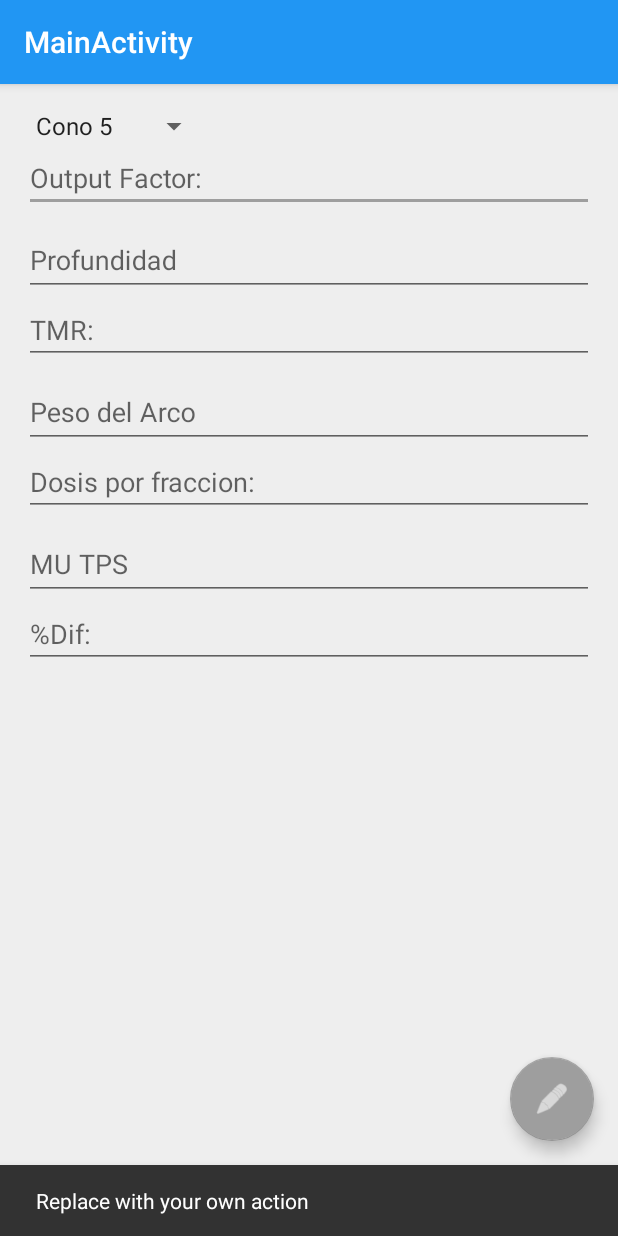
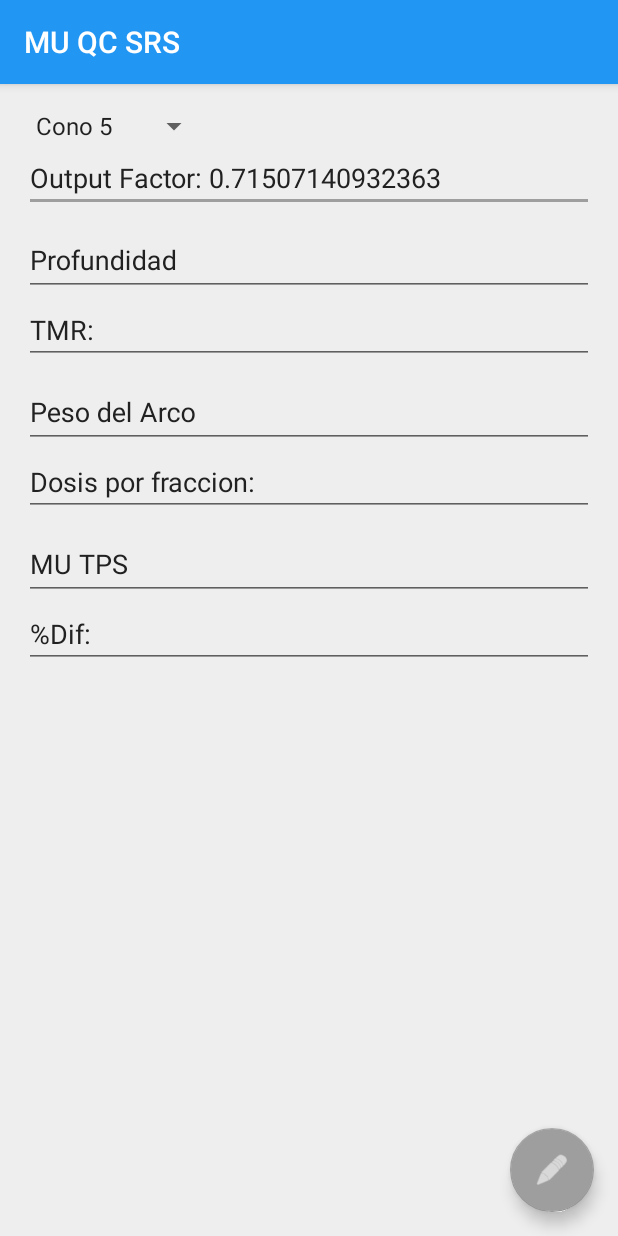
Before and after one commit to ByCoa/MUQCSRS, an Android app: the screen it shows after launch (SecondActivity), after a tap on an icon or button, on a phone screen of 412 x 824 dp. Run offline under Robolectric (Android 15) with nearby library versions, the phone set to English and light mode, and no system bars.

Commit message:
Second commit

```diff
--- a/app/src/main/AndroidManifest.xml
+++ b/app/src/main/AndroidManifest.xml
@@ -14,7 +14,6 @@
             android:theme="@style/AppTheme.NoActionBar"></activity>
         <activity
             android:name="com.example.elviscoa.muqrsrs.Activity.SecondActivity"
-            android:label="@string/title_activity_main"
             android:theme="@style/AppTheme.NoActionBar">
             <intent-filter>
                 <action android:name="android.intent.action.MAIN" />
--- a/app/src/main/java/com/example/elviscoa/muqrsrs/Activity/SecondActivity.java
+++ b/app/src/main/java/com/example/elviscoa/muqrsrs/Activity/SecondActivity.java
@@ -1,18 +1,58 @@
 package com.example.elviscoa.muqrsrs.Activity;
 
+import android.content.Context;
+import android.content.Intent;
 import android.os.Bundle;
 import android.support.design.widget.FloatingActionButton;
 import android.support.design.widget.Snackbar;
 import android.support.v7.app.AppCompatActivity;
 import android.support.v7.widget.Toolbar;
+import android.text.Editable;
+import android.text.TextWatcher;
+import android.util.Log;
 import android.view.View;
+import android.widget.AdapterView;
+import android.widget.EditText;
+import android.widget.Spinner;
 
+import com.example.elviscoa.muqrsrs.Class.OutputFactor;
+import com.example.elviscoa.muqrsrs.Class.Six_X_Trilogy;
+import com.example.elviscoa.muqrsrs.Class.TMR;
+import com.example.elviscoa.muqrsrs.Class.Util;
 import com.example.elviscoa.muqrsrs.R;
 
 /**
  * Created by soluciones on 7/5/2016.
  */
 public class SecondActivity extends AppCompatActivity {
+    //Constants
+    private static final Integer DOSIS_PRESCRITA=2000;
+    private static final Double NORMALIZACION=1.0;
+    private static final Double PESO_MAXIMO_DOSIS=5.052;
+    //UI
+    private Spinner  cono;
+    private EditText output_factor;
+    private EditText profundidad;
+    private EditText tmr;
+    private EditText peso_arco;
+    private EditText dosis_fraccion;
+    private EditText mu_tps;
+    private EditText per_dif;
+    //Variables
+    private String cono_value;
+    private String output_factor_value;
+    private String profundidad_value;
+    private String tmr_value;
+    private String peso_arco_value;
+    private String dosis_fraccion_value;
+    private String mu_tps_value;
+    private String per_dif_value;
+    private Integer cono_index;
+    private Integer profundidad_index;
+    //Class
+    private Six_X_Trilogy six_x_trilogy_class;
+    private OutputFactor outputFactor_class;
+    private TMR tmr_class;
 
     @Override
     protected void onCreate(Bundle savedInstanceState) {
@@ -20,15 +60,88 @@ public class SecondActivity extends AppCompatActivity {
         setContentView(R.layout.second);
         Toolbar toolbar = (Toolbar) findViewById(R.id.toolbar);
         setSupportActionBar(toolbar);
+        cono=(Spinner) findViewById(R.id.cono);
+        cono_value="Cono 5";
+        output_factor=(EditText) findViewById(R.id.input_output_factor);
+        profundidad=(EditText) findViewById(R.id.input_profundidad);
+        tmr=(EditText) findViewById(R.id.input_tmr);
+        peso_arco=(EditText) findViewById(R.id.input_peso_arco);
+        dosis_fraccion=(EditText) findViewById(R.id.input_dosis_fraccion);
+        mu_tps=(EditText) findViewById(R.id.input_mu_tps);
+        per_dif=(EditText) findViewById(R.id.input_percentage_dif);
+        six_x_trilogy_class= new Six_X_Trilogy(SecondActivity.this,DOSIS_PRESCRITA,NORMALIZACION,PESO_MAXIMO_DOSIS);
+
+        cono.setOnItemSelectedListener(new AdapterView.OnItemSelectedListener() {
+            @Override
+            public void onItemSelected(AdapterView<?> parentView, View selectedItemView, int position, long id) {
+                cono_value=cono.getSelectedItem().toString();
+                setOutput_factor_text_value(SecondActivity.this,cono_value);
+            }
+
+            @Override
+            public void onNothingSelected(AdapterView<?> parentView) {
+                return;
+            }
+
+        });
+
+        profundidad.addTextChangedListener(new TextWatcher() {
+
+            public void afterTextChanged(Editable s) {
+
+            }
+
+            public void beforeTextChanged(CharSequence s, int start, int count, int after) {}
+
+            public void onTextChanged(CharSequence s, int start, int before, int count) {
+                profundidad_value=profundidad.getText().toString();
+                setTMR_text_value(SecondActivity.this,cono_value,profundidad_value);
+            }
+        });
+
+
+        peso_arco.addTextChangedListener(new TextWatcher() {
+
+            public void afterTextChanged(Editable s) {
+
+            }
+
+            public void beforeTextChanged(CharSequence s, int start, int count, int after) {}
+
+            public void onTextChanged(CharSequence s, int start, int before, int count) {
+                peso_arco_value=peso_arco.getText().toString();
+                setDosis_fraccion_text_value(peso_arco_value);
+            }
+        });
+
 
         FloatingActionButton fab = (FloatingActionButton) findViewById(R.id.fab);
         fab.setOnClickListener(new View.OnClickListener() {
             @Override
             public void onClick(View view) {
-                Snackbar.make(view, "Replace with your own action", Snackbar.LENGTH_LONG)
-                        .setAction("Action", null).show();
+
             }
         });
     }
 
+    public void setDosis_fraccion_text_value(String peso_arco_value){
+        Log.i("format", peso_arco_value);
+        six_x_trilogy_class.setPeso_del_arco(Double.parseDouble(peso_arco_value));
+        dosis_fraccion.setText(String.valueOf(new Util().roundThreeDecimals(six_x_trilogy_class.getDosisXFraccion())));
+
+    }
+    public void setTMR_text_value (Context context,String cono,String profundidad){
+        if (!cono.equals("") && !profundidad.equals("")){
+            tmr_class=new TMR(context);
+            tmr.setText("TMR: "+ String.valueOf(new Util().roundThreeDecimals(tmr_class.getTMR(outputFactor_class.getCono_index(),Double.parseDouble(profundidad)))));
+            six_x_trilogy_class.setTmr(tmr_class);
+        }
+    }
+
+    public void setOutput_factor_text_value (Context context,String cono){
+        outputFactor_class= new OutputFactor(context);
+        output_factor.setText("Output Factor: "+String.valueOf(outputFactor_class.getOutputFactor(Integer.parseInt(new Util().splitCono(cono)))));
+        six_x_trilogy_class.setOutputfactor(outputFactor_class);
+    }
+
 }
--- a/app/src/main/java/com/example/elviscoa/muqrsrs/Class/CSV.java
+++ b/app/src/main/java/com/example/elviscoa/muqrsrs/Class/CSV.java
@@ -15,7 +15,7 @@ import java.util.Arrays;
 
 public class CSV {
 
-    private static final String CVS_SPLIT_BY=",";
+    private static final String CVS_SPLIT_BY="\",\"";
     public ArrayList<ArrayList<String>>  readTMRCVS(Context context,InputStream inputStream) {
         BufferedReader reader = new BufferedReader(new InputStreamReader(inputStream));
         ArrayList<ArrayList<String>> csvContentMatrix = new ArrayList<ArrayList<String>>();
--- a/app/src/main/java/com/example/elviscoa/muqrsrs/Class/Six_X_Trilogy.java
+++ b/app/src/main/java/com/example/elviscoa/muqrsrs/Class/Six_X_Trilogy.java
@@ -25,6 +25,14 @@ public class Six_X_Trilogy {
         this.profundidad = profundidad;
         this.peso_del_arco = peso_del_arco;
         this.mu_tps = mu_tps;
+        this.dosis_prescrita = dosis_prescrita;
+        this.normalizacion = normalizacion;
+        this.peso_maximo_dosis = peso_maximo_dosis;
+        this.outputfactor = new OutputFactor(context);
+        this.tmr = new TMR(context);
+    }
+
+    public Six_X_Trilogy(Context context, Integer dosis_prescrita, Double normalizacion, Double peso_maximo_dosis){
         this.dosis_prescrita = dosis_prescrita;
         this.normalizacion = normalizacion;
         this.peso_maximo_dosis = peso_maximo_dosis;
@@ -68,6 +76,14 @@ public class Six_X_Trilogy {
         this.mu_tps = MU_TPS;
     }
 
+    public void setOutputfactor (OutputFactor outputfactor){
+        this.outputfactor=outputfactor;
+    }
+
+    public void setTmr (TMR tmr){
+        this.tmr=tmr;
+    }
+
     public Double getOutputfactor (){
         return outputfactor.getOutputFactor(cono);
     }
--- /dev/null
+++ b/app/src/main/java/com/example/elviscoa/muqrsrs/Class/Util.java
@@ -0,0 +1,22 @@
+package com.example.elviscoa.muqrsrs.Class;
+
+import java.text.DecimalFormat;
+
+/**
+ * Created by elvis on 05/07/16.
+ */
+public class Util {
+    private static final String CONO_SEPARATOR=" ";
+
+    public String splitCono (String cono){
+        String[] result=cono.split(CONO_SEPARATOR);
+        return result[1];
+    }
+    public Double roundThreeDecimals(Double d)
+    {
+        String x=String.valueOf(d);
+        x.replace(",",".");
+        DecimalFormat threeDForm = new DecimalFormat("#.###");
+        return Double.valueOf(threeDForm.format(Double.parseDouble(x)));
+    }
+}
--- a/app/src/main/res/layout/content_main.xml
+++ b/app/src/main/res/layout/content_main.xml
@@ -34,6 +34,7 @@
             android:id="@+id/input_dosis_prescrita"
             android:layout_width="match_parent"
             android:layout_height="wrap_content"
+            android:imeOptions="actionDone"
             android:hint="@string/dosis_prescrita" />
 
     </android.support.design.widget.TextInputLayout>
@@ -42,12 +43,14 @@
         android:id="@+id/input_layout_normalizacion"
         android:layout_width="match_parent"
         android:layout_height="wrap_content"
+        android:imeOptions="actionDone"
         android:layout_below="@id/input_layout_dosis_prescrita">
 
         <EditText
             android:id="@+id/input_nomalizacion"
             android:layout_width="match_parent"
             android:layout_height="wrap_content"
+            android:imeOptions="actionDone"
             android:hint="@string/normalizacion" />
 
     </android.support.design.widget.TextInputLayout>
@@ -56,12 +59,15 @@
         android:id="@+id/input_layout_peso_maximo_dosis"
         android:layout_width="match_parent"
         android:layout_height="wrap_content"
+        android:imeOptions="actionDone"
         android:layout_below="@id/input_layout_normalizacion">
 
         <EditText
             android:id="@+id/input_peso_maximo_dosis"
             android:layout_width="match_parent"
             android:layout_height="wrap_content"
+            android:imeOptions="actionDone"
+            android:inputType="numberDecimal"
             android:hint="@string/peso_maximo_dosis" />
 
     </android.support.design.widget.TextInputLayout>
--- a/app/src/main/res/layout/second_content.xml
+++ b/app/src/main/res/layout/second_content.xml
@@ -21,12 +21,14 @@
         android:spinnerMode="dialog" />
 
     <EditText
-        android:id="@+id/label_output_factor"
+        android:id="@+id/input_output_factor"
         android:layout_width="match_parent"
         android:layout_height="wrap_content"
-        android:hint="Output Factor: "
+        android:textColor="@color/primary_text"
+        android:text="Output Factor: "
         android:editable="false"
         android:layout_below="@+id/cono"
+        android:imeOptions="actionDone"
         android:layout_alignParentRight="true"
         android:layout_alignParentEnd="false" />
 
@@ -34,7 +36,10 @@
         android:id="@+id/input_layout_profundidad"
         android:layout_width="match_parent"
         android:layout_height="wrap_content"
-        android:layout_below="@+id/label_output_factor"
+        android:layout_below="@+id/input_output_factor"
+        android:textColor="@color/primary_text"
+        android:textColorHint="@color/primary_text"
+        android:imeOptions="actionDone"
         android:layout_alignParentLeft="true"
         android:layout_alignParentStart="true">
 
@@ -42,15 +47,20 @@
             android:id="@+id/input_profundidad"
             android:layout_width="match_parent"
             android:layout_height="wrap_content"
+            android:textColor="@color/primary_text"
+            android:imeOptions="actionDone"
+            android:inputType="number"
+            android:textColorHint="@color/primary_text"
             android:hint="@string/profundidad" />
 
     </android.support.design.widget.TextInputLayout>
 
     <EditText
-        android:id="@+id/label_tmr"
+        android:id="@+id/input_tmr"
         android:layout_width="match_parent"
         android:layout_height="wrap_content"
-        android:hint="TMR: "
+        android:textColor="@color/primary_text"
+        android:text="TMR: "
         android:editable="false"
         android:layout_below="@+id/input_layout_profundidad"
         android:layout_alignParentRight="true"
@@ -60,21 +70,29 @@
         android:id="@+id/input_layout_peso_arco"
         android:layout_width="match_parent"
         android:layout_height="wrap_content"
-        android:layout_below="@id/label_tmr">
+        android:textColor="@color/primary_text"
+        android:imeOptions="actionDone"
+        android:textColorHint="@color/primary_text"
+        android:layout_below="@id/input_tmr">
 
         <EditText
             android:id="@+id/input_peso_arco"
             android:layout_width="match_parent"
             android:layout_height="wrap_content"
+            android:textColor="@color/primary_text"
+            android:imeOptions="actionDone"
+            android:inputType="number"
+            android:textColorHint="@color/primary_text"
             android:hint="@string/peso_arco" />
 
     </android.support.design.widget.TextInputLayout>
 
     <EditText
-        android:id="@+id/label_dosis_fraccion"
+        android:id="@+id/input_dosis_fraccion"
         android:layout_width="match_parent"
         android:layout_height="wrap_content"
-        android:hint="Dosis por fraccion: "
+        android:textColor="@color/primary_text"
+        android:text="Dosis por fraccion: "
         android:editable="false"
         android:layout_below="@+id/input_layout_peso_arco"
         android:layout_alignParentRight="true"
@@ -83,22 +101,30 @@
     <android.support.design.widget.TextInputLayout
         android:id="@+id/input_layout_mu_tps"
         android:layout_width="match_parent"
+        android:textColor="@color/primary_text"
+        android:textColorHint="@color/primary_text"
         android:layout_height="wrap_content"
-        android:layout_below="@id/label_dosis_fraccion">
+        android:imeOptions="actionDone"
+        android:layout_below="@id/input_dosis_fraccion">
 
         <EditText
             android:id="@+id/input_mu_tps"
             android:layout_width="match_parent"
             android:layout_height="wrap_content"
+            android:textColor="@color/primary_text"
+            android:imeOptions="actionDone"
+            android:inputType="number"
+            android:textColorHint="@color/primary_text"
             android:hint="@string/mu_tps" />
 
     </android.support.design.widget.TextInputLayout>
 
     <EditText
-        android:id="@+id/label_percentage_dif"
+        android:id="@+id/input_percentage_dif"
         android:layout_width="match_parent"
         android:layout_height="wrap_content"
-        android:hint="%Dif: "
+        android:textColor="@color/primary_text"
+        android:text="%Dif: "
         android:editable="false"
         android:layout_below="@+id/input_layout_mu_tps"
         android:layout_alignParentRight="true"
--- a/app/src/main/res/values/strings.xml
+++ b/app/src/main/res/values/strings.xml
@@ -1,5 +1,5 @@
 <resources>
-    <string name="app_name">MUQRSRS</string>
+    <string name="app_name">MU QC SRS</string>
     <string name="title_activity_main">MainActivity</string>
     <string name="dosis_prescrita">Dosis prescrita (cGY)</string>
     <string name="normalizacion">Normalizacion</string>
```
Also changed, not shown: app/src/main/java/com/example/elviscoa/muqrsrs/Class/OutputFactor.java (+51 -1 lines), app/src/main/res/raw/outputfactor.csv (+12 -12 lines), app/src/main/res/raw/tmr.csv (+12 -12 lines).
